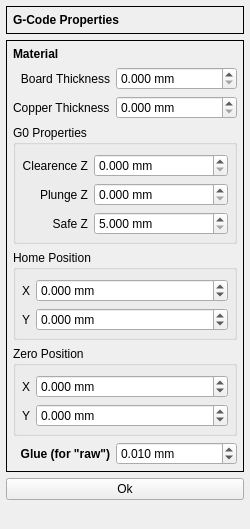
aLDime/GERBER_X2, file G2G/forms/gcodepropertiesform.ui: the form before one commit.
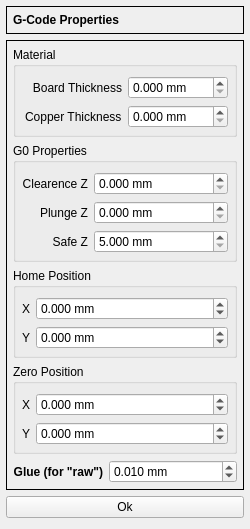
The form after the commit. Custom widgets are drawn as their Qt base class.

```diff
--- a/G2G/forms/gcodepropertiesform.ui
+++ b/G2G/forms/gcodepropertiesform.ui
@@ -89,10 +89,7 @@
      <property name="frameShadow">
       <enum>QFrame::Plain</enum>
      </property>
-     <layout class="QFormLayout" name="formLayout_2">
-      <property name="labelAlignment">
-       <set>Qt::AlignRight|Qt::AlignTrailing|Qt::AlignVCenter</set>
-      </property>
+     <layout class="QGridLayout" name="gridLayout_2">
       <property name="leftMargin">
        <number>6</number>
       </property>
@@ -106,45 +103,263 @@
        <number>6</number>
       </property>
       <item row="0" column="0" colspan="2">
-       <widget class="QLabel" name="label_2">
-        <property name="font">
-         <font>
-          <weight>75</weight>
-          <bold>true</bold>
-         </font>
-        </property>
-        <property name="text">
+       <widget class="QGroupBox" name="groupBox_4">
+        <property name="title">
          <string>Material</string>
         </property>
+        <layout class="QFormLayout" name="formLayout_2">
+         <property name="labelAlignment">
+          <set>Qt::AlignRight|Qt::AlignTrailing|Qt::AlignVCenter</set>
+         </property>
+         <property name="rightMargin">
+          <number>6</number>
+         </property>
+         <property name="bottomMargin">
+          <number>6</number>
+         </property>
+         <item row="0" column="0">
+          <widget class="QLabel" name="thicknessLabel">
+           <property name="text">
+            <string>Board Thickness</string>
+           </property>
+           <property name="alignment">
+            <set>Qt::AlignRight|Qt::AlignTrailing|Qt::AlignVCenter</set>
+           </property>
+          </widget>
+         </item>
+         <item row="0" column="1">
+          <widget class="DoubleSpinBox" name="dsbxThickness">
+           <property name="suffix">
+            <string> mm</string>
+           </property>
+           <property name="decimals">
+            <number>3</number>
+           </property>
+           <property name="maximum">
+            <double>100.000000000000000</double>
+           </property>
+           <property name="singleStep">
+            <double>0.100000000000000</double>
+           </property>
+          </widget>
+         </item>
+         <item row="1" column="0">
+          <widget class="QLabel" name="label_3">
+           <property name="text">
+            <string>Copper Thickness</string>
+           </property>
+          </widget>
+         </item>
+         <item row="1" column="1">
+          <widget class="DoubleSpinBox" name="dsbxCopperThickness">
+           <property name="suffix">
+            <string> mm</string>
+           </property>
+           <property name="decimals">
+            <number>3</number>
+           </property>
+           <property name="maximum">
+            <double>1.000000000000000</double>
+           </property>
+           <property name="singleStep">
+            <double>0.001000000000000</double>
+           </property>
+          </widget>
+         </item>
+        </layout>
        </widget>
       </item>
-      <item row="1" column="0">
-       <widget class="QLabel" name="thicknessLabel">
+      <item row="4" column="0">
+       <widget class="QLabel" name="glueLabel">
+        <property name="font">
+         <font>
+          <weight>75</weight>
+          <bold>true</bold>
+         </font>
+        </property>
         <property name="text">
-         <string>Board Thickness</string>
+         <string>Glue (for &quot;raw&quot;)</string>
         </property>
         <property name="alignment">
          <set>Qt::AlignRight|Qt::AlignTrailing|Qt::AlignVCenter</set>
         </property>
        </widget>
       </item>
-      <item row="1" column="1">
-       <widget class="DoubleSpinBox" name="dsbxThickness">
-        <property name="suffix">
-         <string> mm</string>
-        </property>
-        <property name="decimals">
-         <number>3</number>
-        </property>
-        <property name="maximum">
-         <double>100.000000000000000</double>
-        </property>
-        <property name="singleStep">
-         <double>0.100000000000000</double>
-        </property>
-       </widget>
-      </item>
       <item row="3" column="0" colspan="2">
+       <widget class="QGroupBox" name="groupBox">
+        <property name="title">
+         <string>Zero Position</string>
+        </property>
+        <layout class="QFormLayout" name="formLayout">
+         <property name="leftMargin">
+          <number>6</number>
+         </property>
+         <property name="topMargin">
+          <number>9</number>
+         </property>
+         <property name="rightMargin">
+          <number>6</number>
+         </property>
+         <property name="bottomMargin">
+          <number>6</number>
+         </property>
+         <item row="0" column="0">
+          <widget class="QLabel" name="zeroXLabel">
+           <property name="text">
+            <string>X</string>
+           </property>
+           <property name="alignment">
+            <set>Qt::AlignRight|Qt::AlignTrailing|Qt::AlignVCenter</set>
+           </property>
+          </widget>
+         </item>
+         <item row="0" column="1">
+          <widget class="DoubleSpinBox" name="dsbxZeroX">
+           <property name="suffix">
+            <string> mm</string>
+           </property>
+           <property name="decimals">
+            <number>3</number>
+           </property>
+           <property name="minimum">
+            <double>-1000.000000000000000</double>
+           </property>
+           <property name="maximum">
+            <double>1000.000000000000000</double>
+           </property>
+          </widget>
+         </item>
+         <item row="1" column="0">
+          <widget class="QLabel" name="zeroYLabel">
+           <property name="text">
+            <string>Y</string>
+           </property>
+           <property name="alignment">
+            <set>Qt::AlignRight|Qt::AlignTrailing|Qt::AlignVCenter</set>
+           </property>
+          </widget>
+         </item>
+         <item row="1" column="1">
+          <widget class="DoubleSpinBox" name="dsbxZeroY">
+           <property name="suffix">
+            <string> mm</string>
+           </property>
+           <property name="decimals">
+            <number>3</number>
+           </property>
+           <property name="minimum">
+            <double>-1000.000000000000000</double>
+           </property>
+           <property name="maximum">
+            <double>1000.000000000000000</double>
+           </property>
+          </widget>
+         </item>
+        </layout>
+       </widget>
+      </item>
+      <item row="4" column="1">
+       <widget class="DoubleSpinBox" name="dsbxGlue">
+        <property name="sizePolicy">
+         <sizepolicy hsizetype="MinimumExpanding" vsizetype="Fixed">
+          <horstretch>0</horstretch>
+          <verstretch>0</verstretch>
+         </sizepolicy>
+        </property>
+        <property name="suffix">
+         <string> mm</string>
+        </property>
+        <property name="decimals">
+         <number>3</number>
+        </property>
+        <property name="maximum">
+         <double>1.000000000000000</double>
+        </property>
+        <property name="singleStep">
+         <double>0.005000000000000</double>
+        </property>
+        <property name="stepType">
+         <enum>QAbstractSpinBox::DefaultStepType</enum>
+        </property>
+        <property name="value">
+         <double>0.010000000000000</double>
+        </property>
+       </widget>
+      </item>
+      <item row="2" column="0" colspan="2">
+       <widget class="QGroupBox" name="groupBox_2">
+        <property name="title">
+         <string>Home Position</string>
+        </property>
+        <layout class="QFormLayout" name="formLayout_3">
+         <property name="leftMargin">
+          <number>6</number>
+         </property>
+         <property name="topMargin">
+          <number>9</number>
+         </property>
+         <property name="rightMargin">
+          <number>6</number>
+         </property>
+         <property name="bottomMargin">
+          <number>6</number>
+         </property>
+         <item row="0" column="0">
+          <widget class="QLabel" name="homeXLabel">
+           <property name="text">
+            <string>X</string>
+           </property>
+           <property name="alignment">
+            <set>Qt::AlignRight|Qt::AlignTrailing|Qt::AlignVCenter</set>
+           </property>
+          </widget>
+         </item>
+         <item row="0" column="1">
+          <widget class="DoubleSpinBox" name="dsbxHomeX">
+           <property name="suffix">
+            <string> mm</string>
+           </property>
+           <property name="decimals">
+            <number>3</number>
+           </property>
+           <property name="minimum">
+            <double>-1000.000000000000000</double>
+           </property>
+           <property name="maximum">
+            <double>1000.000000000000000</double>
+           </property>
+          </widget>
+         </item>
+         <item row="1" column="0">
+          <widget class="QLabel" name="homeYLabel">
+           <property name="text">
+            <string>Y</string>
+           </property>
+           <property name="alignment">
+            <set>Qt::AlignRight|Qt::AlignTrailing|Qt::AlignVCenter</set>
+           </property>
+          </widget>
+         </item>
+         <item row="1" column="1">
+          <widget class="DoubleSpinBox" name="dsbxHomeY">
+           <property name="suffix">
+            <string> mm</string>
+           </property>
+           <property name="decimals">
+            <number>3</number>
+           </property>
+           <property name="minimum">
+            <double>-1000.000000000000000</double>
+           </property>
+           <property name="maximum">
+            <double>1000.000000000000000</double>
+           </property>
+          </widget>
+         </item>
+        </layout>
+       </widget>
+      </item>
+      <item row="1" column="0" colspan="2">
        <widget class="QGroupBox" name="groupBox_3">
         <property name="title">
          <string>G0 Properties</string>
@@ -249,213 +464,6 @@
         </layout>
        </widget>
       </item>
-      <item row="5" column="0" colspan="2">
-       <widget class="QGroupBox" name="groupBox_2">
-        <property name="title">
-         <string>Home Position</string>
-        </property>
-        <layout class="QFormLayout" name="formLayout_3">
-         <property name="leftMargin">
-          <number>6</number>
-         </property>
-         <property name="topMargin">
-          <number>9</number>
-         </property>
-         <property name="rightMargin">
-          <number>6</number>
-         </property>
-         <property name="bottomMargin">
-          <number>6</number>
-         </property>
-         <item row="0" column="0">
-          <widget class="QLabel" name="homeXLabel">
-           <property name="text">
-            <string>X</string>
-           </property>
-           <property name="alignment">
-            <set>Qt::AlignRight|Qt::AlignTrailing|Qt::AlignVCenter</set>
-           </property>
-          </widget>
-         </item>
-         <item row="0" column="1">
-          <widget class="DoubleSpinBox" name="dsbxHomeX">
-           <property name="suffix">
-            <string> mm</string>
-           </property>
-           <property name="decimals">
-            <number>3</number>
-           </property>
-           <property name="minimum">
-            <double>-1000.000000000000000</double>
-           </property>
-           <property name="maximum">
-            <double>1000.000000000000000</double>
-           </property>
-          </widget>
-         </item>
-         <item row="1" column="0">
-          <widget class="QLabel" name="homeYLabel">
-           <property name="text">
-            <string>Y</string>
-           </property>
-           <property name="alignment">
-            <set>Qt::AlignRight|Qt::AlignTrailing|Qt::AlignVCenter</set>
-           </property>
-          </widget>
-         </item>
-         <item row="1" column="1">
-          <widget class="DoubleSpinBox" name="dsbxHomeY">
-           <property name="suffix">
-            <string> mm</string>
-           </property>
-           <property name="decimals">
-            <number>3</number>
-           </property>
-           <property name="minimum">
-            <double>-1000.000000000000000</double>
-           </property>
-           <property name="maximum">
-            <double>1000.000000000000000</double>
-           </property>
-          </widget>
-         </item>
-        </layout>
-       </widget>
-      </item>
-      <item row="6" column="0" colspan="2">
-       <widget class="QGroupBox" name="groupBox">
-        <property name="title">
-         <string>Zero Position</string>
-        </property>
-        <layout class="QFormLayout" name="formLayout">
-         <property name="leftMargin">
-          <number>6</number>
-         </property>
-         <property name="topMargin">
-          <number>9</number>
-         </property>
-         <property name="rightMargin">
-          <number>6</number>
-         </property>
-         <property name="bottomMargin">
-          <number>6</number>
-         </property>
-         <item row="0" column="0">
-          <widget class="QLabel" name="zeroXLabel">
-           <property name="text">
-            <string>X</string>
-           </property>
-           <property name="alignment">
-            <set>Qt::AlignRight|Qt::AlignTrailing|Qt::AlignVCenter</set>
-           </property>
-          </widget>
-         </item>
-         <item row="0" column="1">
-          <widget class="DoubleSpinBox" name="dsbxZeroX">
-           <property name="suffix">
-            <string> mm</string>
-           </property>
-           <property name="decimals">
-            <number>3</number>
-           </property>
-           <property name="minimum">
-            <double>-1000.000000000000000</double>
-           </property>
-           <property name="maximum">
-            <double>1000.000000000000000</double>
-           </property>
-          </widget>
-         </item>
-         <item row="1" column="0">
-          <widget class="QLabel" name="zeroYLabel">
-           <property name="text">
-            <string>Y</string>
-           </property>
-           <property name="alignment">
-            <set>Qt::AlignRight|Qt::AlignTrailing|Qt::AlignVCenter</set>
-           </property>
-          </widget>
-         </item>
-         <item row="1" column="1">
-          <widget class="DoubleSpinBox" name="dsbxZeroY">
-           <property name="suffix">
-            <string> mm</string>
-           </property>
-           <property name="decimals">
-            <number>3</number>
-           </property>
-           <property name="minimum">
-            <double>-1000.000000000000000</double>
-           </property>
-           <property name="maximum">
-            <double>1000.000000000000000</double>
-           </property>
-          </widget>
-         </item>
-        </layout>
-       </widget>
-      </item>
-      <item row="8" column="0">
-       <widget class="QLabel" name="glueLabel">
-        <property name="font">
-         <font>
-          <weight>75</weight>
-          <bold>true</bold>
-         </font>
-        </property>
-        <property name="text">
-         <string>Glue (for &quot;raw&quot;)</string>
-        </property>
-        <property name="alignment">
-         <set>Qt::AlignRight|Qt::AlignTrailing|Qt::AlignVCenter</set>
-        </property>
-       </widget>
-      </item>
-      <item row="8" column="1">
-       <widget class="DoubleSpinBox" name="dsbxGlue">
-        <property name="suffix">
-         <string> mm</string>
-        </property>
-        <property name="decimals">
-         <number>3</number>
-        </property>
-        <property name="maximum">
-         <double>1.000000000000000</double>
-        </property>
-        <property name="singleStep">
-         <double>0.005000000000000</double>
-        </property>
-        <property name="stepType">
-         <enum>QAbstractSpinBox::DefaultStepType</enum>
-        </property>
-        <property name="value">
-         <double>0.010000000000000</double>
-        </property>
-       </widget>
-      </item>
-      <item row="2" column="0">
-       <widget class="QLabel" name="label_3">
-        <property name="text">
-         <string>Copper Thickness</string>
-        </property>
-       </widget>
-      </item>
-      <item row="2" column="1">
-       <widget class="DoubleSpinBox" name="dsbxCopperThickness">
-        <property name="suffix">
-         <string> mm</string>
-        </property>
-        <property name="decimals">
-         <number>3</number>
-        </property>
-        <property name="maximum">
-         <double>1.000000000000000</double>
-        </property>
-        <property name="singleStep">
-         <double>0.001000000000000</double>
-        </property>
-       </widget>
-      </item>
      </layout>
     </widget>
    </item>
```
